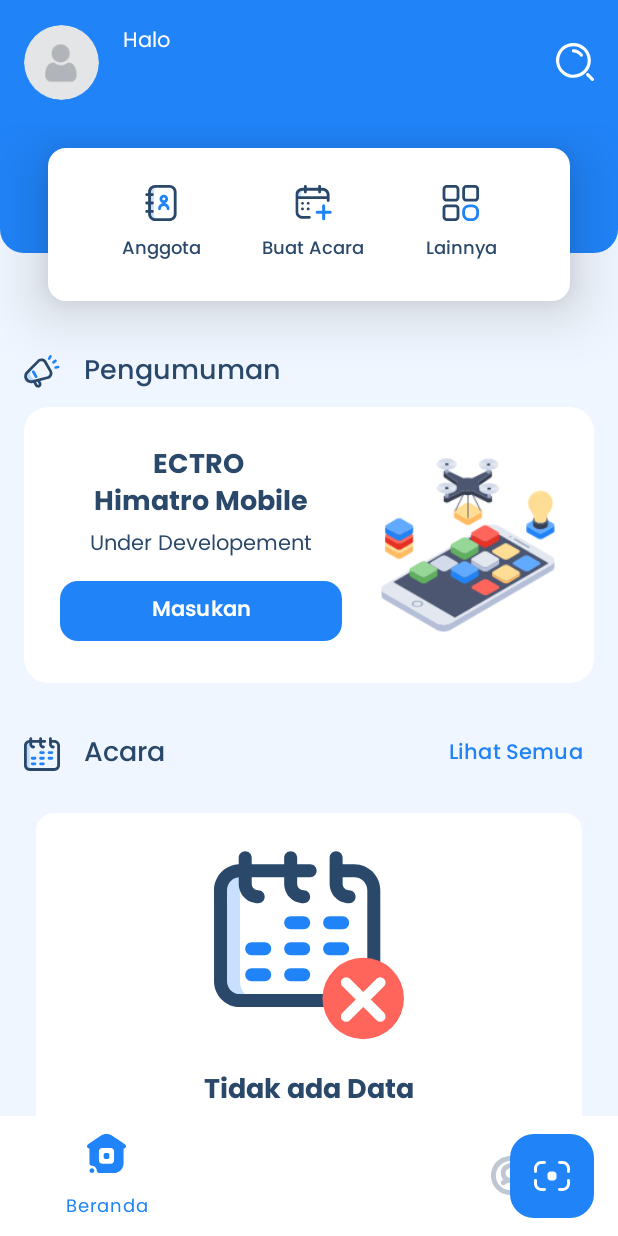
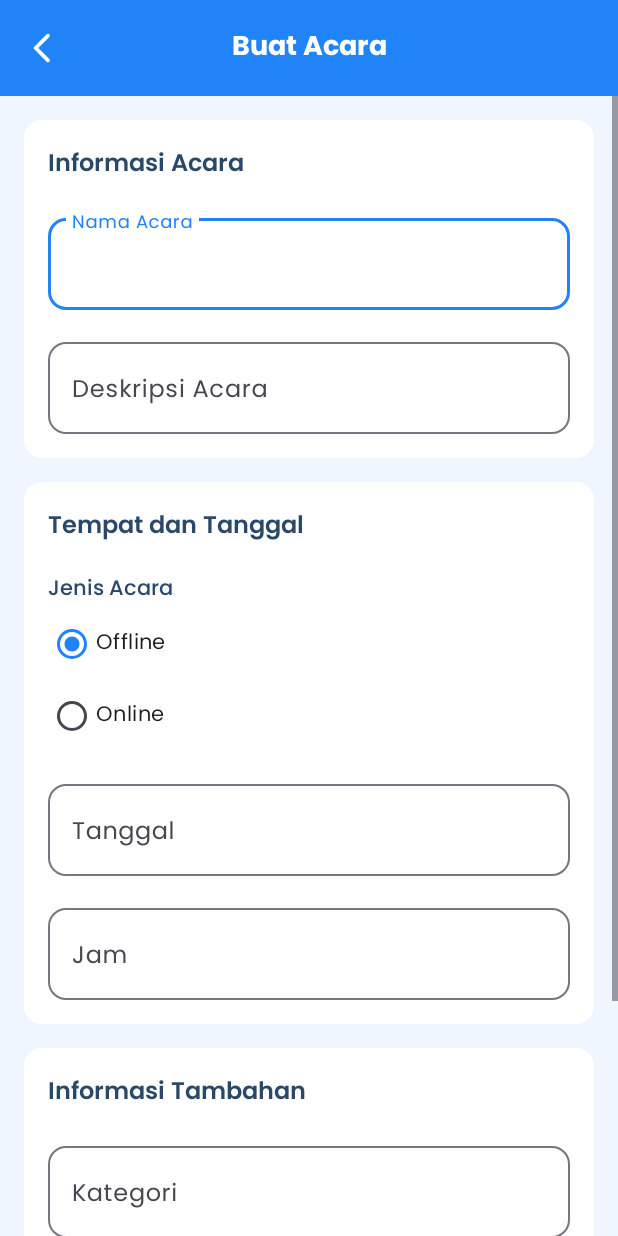
Before and after one commit to mikirinkode/ECTRO, an Android app: the HomeFragment screen opened directly, with no data from a screen before it, after a tap on "Buat Acara", on a phone screen of 412 x 824 dp. Run offline under Robolectric (Android 15) with nearby library versions, the phone set to English and light mode, and no system bars; our stand-ins replace Firebase (no records; nobody signed in at launch, a user with empty details on screens opened directly), navigation-ui.

Commit message:
add create event layout

```diff
--- /dev/null
+++ b/app/src/main/java/id/ac/unila/ee/himatro/ectro/ui/event/CreateEventActivity.kt
@@ -0,0 +1,23 @@
+package id.ac.unila.ee.himatro.ectro.ui.event
+
+import androidx.appcompat.app.AppCompatActivity
+import android.os.Bundle
+import id.ac.unila.ee.himatro.ectro.R
+import id.ac.unila.ee.himatro.ectro.databinding.ActivityCreateEventBinding
+import id.ac.unila.ee.himatro.ectro.databinding.ActivitySettingsBinding
+
+class CreateEventActivity : AppCompatActivity() {
+
+    private val binding: ActivityCreateEventBinding by lazy {
+        ActivityCreateEventBinding.inflate(layoutInflater)
+    }
+
+    override fun onCreate(savedInstanceState: Bundle?) {
+        super.onCreate(savedInstanceState)
+        setContentView(binding.root)
+
+        binding.apply {
+            btnBack.setOnClickListener { onBackPressed() }
+        }
+    }
+}
--- /dev/null
+++ b/app/src/main/res/layout/activity_create_event.xml
@@ -0,0 +1,305 @@
+<?xml version="1.0" encoding="utf-8"?>
+<androidx.constraintlayout.widget.ConstraintLayout xmlns:android="http://schemas.android.com/apk/res/android"
+    xmlns:app="http://schemas.android.com/apk/res-auto"
+    xmlns:tools="http://schemas.android.com/tools"
+    android:layout_width="match_parent"
+    android:layout_height="match_parent"
+    tools:context=".ui.event.CreateEventActivity">
+
+    <androidx.constraintlayout.widget.ConstraintLayout
+        android:id="@+id/top_bar"
+        android:layout_width="match_parent"
+        android:layout_height="?attr/actionBarSize"
+        android:background="?attr/backgroundColor"
+        app:layout_constraintEnd_toEndOf="parent"
+        app:layout_constraintStart_toStartOf="parent"
+        app:layout_constraintTop_toTopOf="parent">
+
+        <ImageView
+            android:id="@+id/btn_back"
+            android:layout_width="wrap_content"
+            android:layout_height="wrap_content"
+            android:layout_margin="8dp"
+            android:backgroundTint="?attr/background"
+            android:clickable="true"
+            android:contentDescription="@string/btn_back"
+            android:focusable="true"
+            android:padding="8dp"
+            android:src="@drawable/ic_back"
+            app:layout_constraintBottom_toBottomOf="parent"
+            app:layout_constraintStart_toStartOf="parent"
+            app:layout_constraintTop_toTopOf="parent"
+            app:tint="@color/white" />
+
+        <TextView
+            android:layout_width="wrap_content"
+            android:layout_height="wrap_content"
+            android:fontFamily="@font/poppins_bold"
+            android:text="@string/create_event"
+            android:textColor="@color/white"
+            android:textSize="18sp"
+            app:layout_constraintBottom_toBottomOf="parent"
+            app:layout_constraintEnd_toEndOf="parent"
+            app:layout_constraintStart_toStartOf="parent"
+            app:layout_constraintTop_toTopOf="parent" />
+
+    </androidx.constraintlayout.widget.ConstraintLayout>
+
+    <ScrollView
+        android:layout_width="0dp"
+        android:layout_height="0dp"
+        app:layout_constraintBottom_toBottomOf="parent"
+        app:layout_constraintEnd_toEndOf="parent"
+        app:layout_constraintStart_toStartOf="parent"
+        app:layout_constraintTop_toBottomOf="@+id/top_bar">
+
+        <androidx.constraintlayout.widget.ConstraintLayout
+            android:layout_width="match_parent"
+            android:layout_height="wrap_content"
+            android:padding="16dp">
+
+            <androidx.constraintlayout.widget.ConstraintLayout
+                android:id="@+id/layout_event_info"
+                android:layout_width="match_parent"
+                android:layout_height="wrap_content"
+                android:background="@drawable/rect_rounded"
+                android:backgroundTint="?attr/background"
+                android:padding="16dp"
+                app:layout_constraintEnd_toEndOf="parent"
+                app:layout_constraintStart_toStartOf="parent"
+                app:layout_constraintTop_toTopOf="parent">
+
+                <TextView
+                    android:id="@+id/tv_event_info"
+                    android:layout_width="wrap_content"
+                    android:layout_height="wrap_content"
+                    android:fontFamily="@font/poppins_semibold"
+                    android:text="@string/event_info"
+                    android:textSize="16sp"
+                    app:layout_constraintStart_toStartOf="parent"
+                    app:layout_constraintTop_toTopOf="parent" />
+
+                <com.google.android.material.textfield.TextInputLayout
+                    android:id="@+id/til_event_name"
+                    style="@style/Theme.ECTRO.InputLayout"
+                    android:layout_width="match_parent"
+                    android:layout_height="wrap_content"
+                    android:layout_marginTop="16dp"
+                    android:hint="@string/event_name"
+                    android:theme="@style/Widget.Material3.TextInputLayout.OutlinedBox"
+                    app:layout_constraintEnd_toEndOf="parent"
+                    app:layout_constraintStart_toStartOf="parent"
+                    app:layout_constraintTop_toBottomOf="@+id/tv_event_info">
+
+                    <com.google.android.material.textfield.TextInputEditText
+                        android:id="@+id/edt_event_name"
+                        android:layout_width="match_parent"
+                        android:layout_height="wrap_content"
+                        android:inputType="textPersonName" />
+
+                </com.google.android.material.textfield.TextInputLayout>
+
+                <com.google.android.material.textfield.TextInputLayout
+                    android:id="@+id/til_event_desc"
+                    style="@style/Theme.ECTRO.InputLayout"
+                    android:layout_width="match_parent"
+                    android:layout_height="wrap_content"
+                    android:layout_marginTop="16dp"
+                    android:hint="@string/event_desc"
+                    android:theme="@style/Widget.Material3.TextInputLayout.OutlinedBox"
+                    app:layout_constraintEnd_toEndOf="parent"
+                    app:layout_constraintStart_toStartOf="parent"
+                    app:layout_constraintTop_toBottomOf="@id/til_event_name">
+
+                    <com.google.android.material.textfield.TextInputEditText
+                        android:id="@+id/edt_event_desc"
+                        android:layout_width="match_parent"
+                        android:layout_height="wrap_content"
+                        android:inputType="textMultiLine" />
+                </com.google.android.material.textfield.TextInputLayout>
+
+            </androidx.constraintlayout.widget.ConstraintLayout>
+
+            <androidx.constraintlayout.widget.ConstraintLayout
+                android:id="@+id/layout_event_datetime"
+                android:layout_width="match_parent"
+                android:layout_height="wrap_content"
+                android:layout_marginTop="16dp"
+                android:background="@drawable/rect_rounded"
+                android:backgroundTint="?attr/background"
+                android:padding="16dp"
+                app:layout_constraintEnd_toEndOf="parent"
+                app:layout_constraintStart_toStartOf="parent"
+                app:layout_constraintTop_toBottomOf="@+id/layout_event_info">
+
+                <TextView
+                    android:id="@+id/tv_place_date"
+                    android:layout_width="wrap_content"
+                    android:layout_height="wrap_content"
+                    android:fontFamily="@font/poppins_semibold"
+                    android:text="@string/event_place_date"
+                    android:textSize="16sp"
+                    app:layout_constraintStart_toStartOf="parent"
+                    app:layout_constraintTop_toTopOf="parent" />
+
+
+                <TextView
+                    android:id="@+id/tv_event_type"
+                    android:layout_width="wrap_content"
+                    android:layout_height="wrap_content"
+                    android:layout_marginTop="16dp"
+                    android:text="@string/event_type"
+                    android:fontFamily="@font/poppins_medium"
+                    app:layout_constraintStart_toStartOf="parent"
+                    app:layout_constraintTop_toBottomOf="@id/tv_place_date" />
+
+                <RadioGroup
+                    android:id="@+id/rg_event_type"
+                    android:layout_width="match_parent"
+                    android:layout_height="wrap_content"
+                    android:checkedButton="@id/rb_offline"
+                    app:layout_constraintStart_toStartOf="parent"
+                    app:layout_constraintTop_toBottomOf="@id/tv_event_type">
+
+                    <com.google.android.material.radiobutton.MaterialRadioButton
+                        android:id="@+id/rb_offline"
+                        android:layout_width="match_parent"
+                        android:layout_height="wrap_content"
+                        android:text="Offline" />
+
+                    <com.google.android.material.radiobutton.MaterialRadioButton
+                        android:id="@+id/rb_online"
+                        android:layout_width="match_parent"
+                        android:layout_height="wrap_content"
+                        android:text="Online" />
+                </RadioGroup>
+
+                <com.google.android.material.textfield.TextInputLayout
+                    android:id="@+id/til_event_date"
+                    style="@style/Theme.ECTRO.InputLayout"
+                    android:layout_width="match_parent"
+                    android:layout_height="wrap_content"
+                    android:layout_marginTop="16dp"
+                    android:hint="@string/event_date"
+                    android:theme="@style/Widget.Material3.TextInputLayout.OutlinedBox"
+                    app:layout_constraintEnd_toEndOf="parent"
+                    app:layout_constraintStart_toStartOf="parent"
+                    app:layout_constraintTop_toBottomOf="@id/rg_event_type">
+
+                    <com.google.android.material.textfield.TextInputEditText
+                        android:id="@+id/edt_event_date"
+                        android:layout_width="match_parent"
+                        android:layout_height="wrap_content"
+                        android:inputType="textPersonName" />
+                </com.google.android.material.textfield.TextInputLayout>
+
+                <com.google.android.material.textfield.TextInputLayout
+                    android:id="@+id/til_event_time"
+                    style="@style/Theme.ECTRO.InputLayout"
+                    android:layout_width="match_parent"
+                    android:layout_height="wrap_content"
+                    android:layout_marginTop="16dp"
+                    android:hint="@string/event_time"
+                    android:theme="@style/Widget.Material3.TextInputLayout.OutlinedBox"
+                    app:layout_constraintEnd_toEndOf="parent"
+                    app:layout_constraintStart_toStartOf="parent"
+                    app:layout_constraintTop_toBottomOf="@id/til_event_date">
+
+                    <com.google.android.material.textfield.TextInputEditText
+                        android:id="@+id/edt_event_time"
+                        android:layout_width="match_parent"
+                        android:layout_height="wrap_content"
+                        android:inputType="textPersonName" />
+                </com.google.android.material.textfield.TextInputLayout>
+            </androidx.constraintlayout.widget.ConstraintLayout>
+
+
+            <androidx.constraintlayout.widget.ConstraintLayout
+                android:id="@+id/layout_event_additional_info"
+                android:layout_width="match_parent"
+                android:layout_height="wrap_content"
+                android:layout_marginTop="16dp"
+                android:background="@drawable/rect_rounded"
+                android:backgroundTint="?attr/background"
+                android:padding="16dp"
+                app:layout_constraintEnd_toEndOf="parent"
+                app:layout_constraintStart_toStartOf="parent"
+                app:layout_constraintTop_toBottomOf="@+id/layout_event_datetime">
+
+                <TextView
+                    android:id="@+id/tv_additional_info"
+                    android:layout_width="wrap_content"
+                    android:layout_height="wrap_content"
+                    android:fontFamily="@font/poppins_semibold"
+                    android:text="@string/additional_info"
+                    android:textSize="16sp"
+                    app:layout_constraintStart_toStartOf="parent"
+                    app:layout_constraintTop_toTopOf="parent" />
+
+                <com.google.android.material.textfield.TextInputLayout
+                    android:id="@+id/til_event_category"
+                    style="@style/Theme.ECTRO.InputLayout"
+                    android:layout_width="match_parent"
+                    android:layout_height="wrap_content"
+                    android:layout_marginTop="16dp"
+                    android:hint="@string/event_category"
+                    android:theme="@style/Widget.Material3.TextInputLayout.OutlinedBox"
+                    app:layout_constraintEnd_toEndOf="parent"
+                    app:layout_constraintStart_toStartOf="parent"
+                    app:layout_constraintTop_toBottomOf="@id/tv_additional_info">
+
+                    <com.google.android.material.textfield.TextInputEditText
+                        android:id="@+id/edt_event_category"
+                        android:layout_width="match_parent"
+                        android:layout_height="wrap_content"
+                        android:inputType="textPersonName" />
+
+                </com.google.android.material.textfield.TextInputLayout>
+
+                <LinearLayout
+                    android:id="@+id/til_attendance"
+                    android:layout_width="0dp"
+                    android:layout_height="wrap_content"
+                    android:layout_marginTop="16dp"
+                    android:gravity="center_vertical"
+                    app:layout_constraintEnd_toEndOf="parent"
+                    app:layout_constraintStart_toStartOf="parent"
+                    app:layout_constraintTop_toBottomOf="@id/til_event_category">
+
+                    <TextView
+                        android:layout_width="wrap_content"
+                        android:layout_height="wrap_content"
+                        android:layout_marginEnd="16dp"
+                        android:layout_weight="1"
+                        android:drawablePadding="16dp"
+                        android:fontFamily="@font/poppins_medium"
+                        android:text="@string/with_attendance_form" />
+
+
+                    <com.google.android.material.switchmaterial.SwitchMaterial
+                        android:id="@+id/switch_attendance"
+                        android:layout_width="wrap_content"
+                        android:layout_height="wrap_content"
+                        android:layout_marginEnd="16dp"
+                        android:layout_weight="1" />
+                </LinearLayout>
+            </androidx.constraintlayout.widget.ConstraintLayout>
+
+            <com.google.android.material.button.MaterialButton
+                android:id="@+id/btn_create_event"
+                android:layout_width="match_parent"
+                android:layout_height="wrap_content"
+                android:layout_marginStart="16dp"
+                android:layout_marginTop="32dp"
+                android:layout_marginEnd="16dp"
+                android:text="@string/create_event"
+                android:theme="@style/Theme.ECTRO.Button"
+                app:cornerRadius="@dimen/corner_radius"
+                android:textAllCaps="true"
+                app:layout_constraintBottom_toBottomOf="parent"
+                app:layout_constraintEnd_toEndOf="parent"
+                app:layout_constraintStart_toStartOf="parent"
+                app:layout_constraintTop_toBottomOf="@id/layout_event_additional_info" />
+        </androidx.constraintlayout.widget.ConstraintLayout>
+    </ScrollView>
+</androidx.constraintlayout.widget.ConstraintLayout>
--- a/app/src/main/res/layout/fragment_home.xml
+++ b/app/src/main/res/layout/fragment_home.xml
@@ -288,7 +288,7 @@
                         android:layout_marginTop="8dp"
                         android:layout_marginEnd="24dp"
                         android:fontFamily="@font/poppins_semibold"
-                        android:text="Masukan"
+                        android:text="Kotak Saran"
                         app:cornerRadius="@dimen/corner_radius"
                         app:layout_constraintEnd_toStartOf="@+id/iv_announcement_picture"
                         app:layout_constraintStart_toStartOf="parent"
--- a/app/src/main/res/values-night/themes.xml
+++ b/app/src/main/res/values-night/themes.xml
@@ -18,7 +18,8 @@
 
         <!--    For Selector    -->
         <item name="itemTextAppearanceActive">@color/dark_700</item>
-        <item name="itemTextAppearanceInactive">@color/neutral_500</item>
+        <item name="itemTextAppearanceInactive">@color/neutral_200</item>
+        <item name="colorOnBackground">@color/neutral_200</item>
     </style>
 
     <style name="Theme.ECTRO.Button" parent="Widget.Material3.Button">
--- a/app/src/main/res/values/colors.xml
+++ b/app/src/main/res/values/colors.xml
@@ -9,8 +9,8 @@
     <color name="primary_700">#10427C</color>
 
     <color name="light_200">#F0F6FF</color>
-    <color name="light_300">#D5DEEA</color>
-    <color name="light_400">#BFC8D2</color>
+    <color name="light_300">#CDD9EA</color>
+    <color name="light_400">#B5C6D8</color>
 
     <color name="neutral_200">#7F91A4</color>
     <color name="neutral_500">#526983</color>
--- a/app/src/main/res/values/strings.xml
+++ b/app/src/main/res/values/strings.xml
@@ -69,6 +69,16 @@
     <string name="instagram_username">Username Instagram</string>
     <string name="linkedin_username">Username Linkedin</string>
     <string name="see_all">Lihat Semua</string>
+    <string name="event_name">Nama Acara</string>
+    <string name="event_desc">Deskripsi Acara</string>
+    <string name="event_date">Tanggal</string>
+    <string name="event_time">Jam</string>
+    <string name="event_category">Kategori</string>
+    <string name="with_attendance_form">Absensi via Ectro</string>
+    <string name="event_info">Informasi Acara</string>
+    <string name="event_place_date">Tempat dan Tanggal</string>
+    <string name="event_type">Jenis Acara</string>
+    <string name="additional_info">Informasi Tambahan</string>
 
 
     <string-array name="department_list">
--- a/app/src/main/res/values/themes.xml
+++ b/app/src/main/res/values/themes.xml
@@ -20,6 +20,7 @@
         <!--    For Selector    -->
         <item name="itemTextAppearanceActive">@color/white</item>
         <item name="itemTextAppearanceInactive">@color/light_400</item>
+        <item name="colorOnBackground">@color/neutral_700</item>
     </style>
 
     <style name="Theme.ECTRO.Button" parent="Widget.Material3.Button">
```
